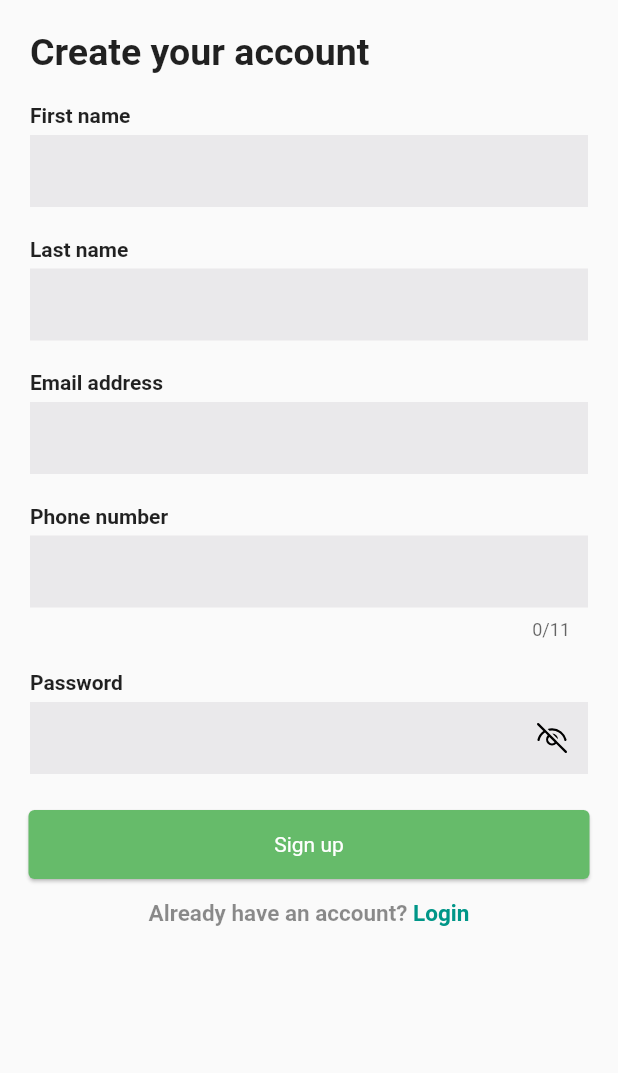
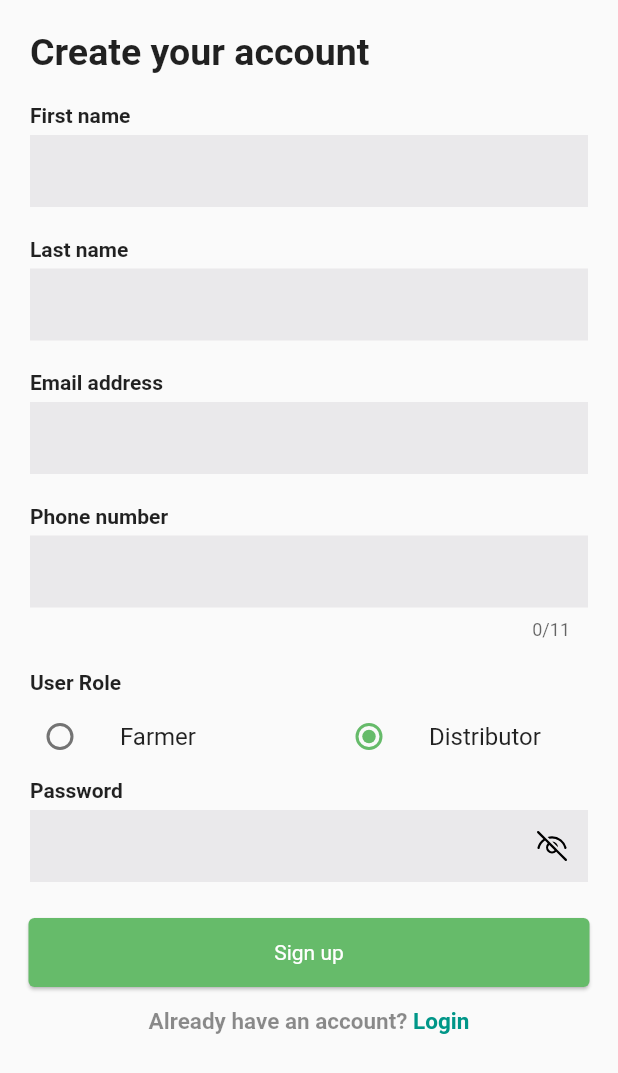
Before and after one commit to ngbede/poultry, a Flutter app: the screen it shows after launch, after a tap on "Sign up", on a phone screen of 412 x 824 dp. Shown: the top 1073 px of the screen. Run offline on Flutter 3.47's test engine with Material 2 defaults, Android fonts, the phone set to English and light mode, and no system bars; our stand-ins replace cloud_firestore, firebase_auth, firebase_core, fluentui_system_icons, fluttertoast, form_field_validator; accounts and stored records are empty; statements that could not run were skipped.

Commit message:
addedd user role field to signup screen

```diff
--- a/lib/config/fieldtype.dart
+++ b/lib/config/enumvals.dart
@@ -1 +1,3 @@
 enum FieldType { firstName, lastName, email, password, phone }
+
+enum UserType { farmer, distributor }
--- a/lib/models/user.dart
+++ b/lib/models/user.dart
@@ -1,8 +1,11 @@
+import 'package:poultry/config/enumvals.dart';
+
 class User {
   String firstName;
   String lastName;
   String email;
   String phoneNumber;
+  UserType role = UserType.distributor;
   String password;
 
   User({
@@ -10,6 +13,7 @@ class User {
     this.lastName,
     this.email,
     this.phoneNumber,
+    this.role,
     this.password,
   });
 
--- a/lib/provider/user_prov.dart
+++ b/lib/provider/user_prov.dart
@@ -1,4 +1,5 @@
 import 'package:flutter/foundation.dart';
+import 'package:poultry/config/enumvals.dart';
 import 'package:poultry/models/user.dart';
 
 class UserProv with ChangeNotifier {
@@ -28,10 +29,16 @@ class UserProv with ChangeNotifier {
     notifyListeners();
   }
 
+  void setUserRole(UserType role) {
+    _user.role = role;
+    notifyListeners();
+  }
+
   String get firstName => _user.firstName;
   String get lastname => _user.lastName;
   String get email => _user.email;
   String get phoneNumber => _user.phoneNumber;
+  UserType get role => _user.role;
   String get password => _user.password;
 
   void getInfo() {
--- a/lib/signup.dart
+++ b/lib/signup.dart
@@ -1,10 +1,12 @@
 import 'package:flutter/material.dart';
 import 'package:flutter/services.dart';
-import 'package:poultry/config/fieldtype.dart';
+import 'package:poultry/config/enumvals.dart';
+import 'package:poultry/config/firebase.dart';
 import 'package:poultry/login.dart';
 import 'package:poultry/provider/user_prov.dart';
 import 'package:firebase_auth/firebase_auth.dart';
 import 'package:poultry/widgets/inputfield.dart';
+import 'package:poultry/widgets/user_role_button.dart';
 import 'package:provider/provider.dart';
 import 'package:fluttertoast/fluttertoast.dart';
 
@@ -15,7 +17,11 @@ class Signup extends StatefulWidget {
 
 class _SignupState extends State<Signup> {
   final _signupFormKey = GlobalKey<FormState>();
-  final FirebaseAuth _auth = FirebaseAuth.instance;
+  Map<UserType, String> _roleStr = {
+    UserType.farmer: "farmer",
+    UserType.distributor: "distributor"
+  };
+
   @override
   Widget build(BuildContext context) {
     return SafeArea(
@@ -56,6 +62,27 @@ class _SignupState extends State<Signup> {
                 keyboard: TextInputType.phone,
                 fieldType: FieldType.phone,
               ),
+              Padding(
+                padding: EdgeInsets.only(left: 20),
+                child: Text(
+                  "User Role",
+                  style: TextStyle(fontWeight: FontWeight.bold),
+                  //textAlign: TextAlign.left,
+                ),
+              ),
+              Row(
+                mainAxisAlignment: MainAxisAlignment.spaceBetween,
+                children: [
+                  UserRole(
+                    name: "Farmer",
+                    valueProp: UserType.farmer,
+                  ),
+                  UserRole(
+                    name: "Distributor",
+                    valueProp: UserType.distributor,
+                  ),
+                ],
+              ),
               InputField(
                 name: "Password",
                 iconVisible: true,
@@ -67,18 +94,43 @@ class _SignupState extends State<Signup> {
                 onTap: () async {
                   print("${_signupFormKey.currentState.validate()}");
                   if (_signupFormKey.currentState.validate()) {
-                    print("valid shit");
                     try {
                       final UserCredential _user =
-                          await _auth.createUserWithEmailAndPassword(
+                          await auth.createUserWithEmailAndPassword(
                         email:
                             Provider.of<UserProv>(context, listen: false).email,
                         password: Provider.of<UserProv>(context, listen: false)
                             .password,
                       );
                       if (_user != null) {
+                        await store
+                            .collection("users")
+                            .doc(auth.currentUser.uid)
+                            .set(
+                          {
+                            "email": Provider.of<UserProv>(
+                              context,
+                              listen: false,
+                            ).email,
+                            "userId": _user.user.uid,
+                            "firstName": Provider.of<UserProv>(
+                              context,
+                              listen: false,
+                            ).firstName,
+                            "lastName": Provider.of<UserProv>(
+                              context,
+                              listen: false,
+                            ).lastname,
+                            "userRole": _roleStr[
+                                Provider.of<UserProv>(context, listen: false)
+                                    .role],
+                            "phoneNumber": Provider.of<UserProv>(
+                              context,
+                              listen: false,
+                            ).phoneNumber,
+                          },
+                        );
                         print("Signup successful");
-                        //TODO: Implement Firestore storage here and navigate to further onboarding for farm details
                       }
                     } catch (e) {
                       Fluttertoast.showToast(
--- a/lib/widgets/inputfield.dart
+++ b/lib/widgets/inputfield.dart
@@ -1,7 +1,7 @@
 import 'package:fluentui_system_icons/fluentui_system_icons.dart';
 import 'package:flutter/material.dart';
 import 'package:form_field_validator/form_field_validator.dart';
-import 'package:poultry/config/fieldtype.dart';
+import 'package:poultry/config/enumvals.dart';
 import 'package:poultry/provider/user_prov.dart';
 import 'package:provider/provider.dart';
 
--- /dev/null
+++ b/lib/widgets/user_role_button.dart
@@ -0,0 +1,26 @@
+import 'package:flutter/material.dart';
+import 'package:poultry/config/enumvals.dart';
+import 'package:poultry/provider/user_prov.dart';
+import 'package:provider/provider.dart';
+
+class UserRole extends StatelessWidget {
+  final String name;
+  final valueProp;
+  UserRole({@required this.name, @required this.valueProp});
+  @override
+  Widget build(BuildContext context) {
+    return Expanded(
+      child: ListTile(
+        title: Text(name),
+        leading: Radio<UserType>(
+          value: valueProp,
+          activeColor: Colors.green[400],
+          groupValue: Provider.of<UserProv>(context).role,
+          onChanged: (UserType value) {
+            Provider.of<UserProv>(context, listen: false).setUserRole(value);
+          },
+        ),
+      ),
+    );
+  }
+}
```
